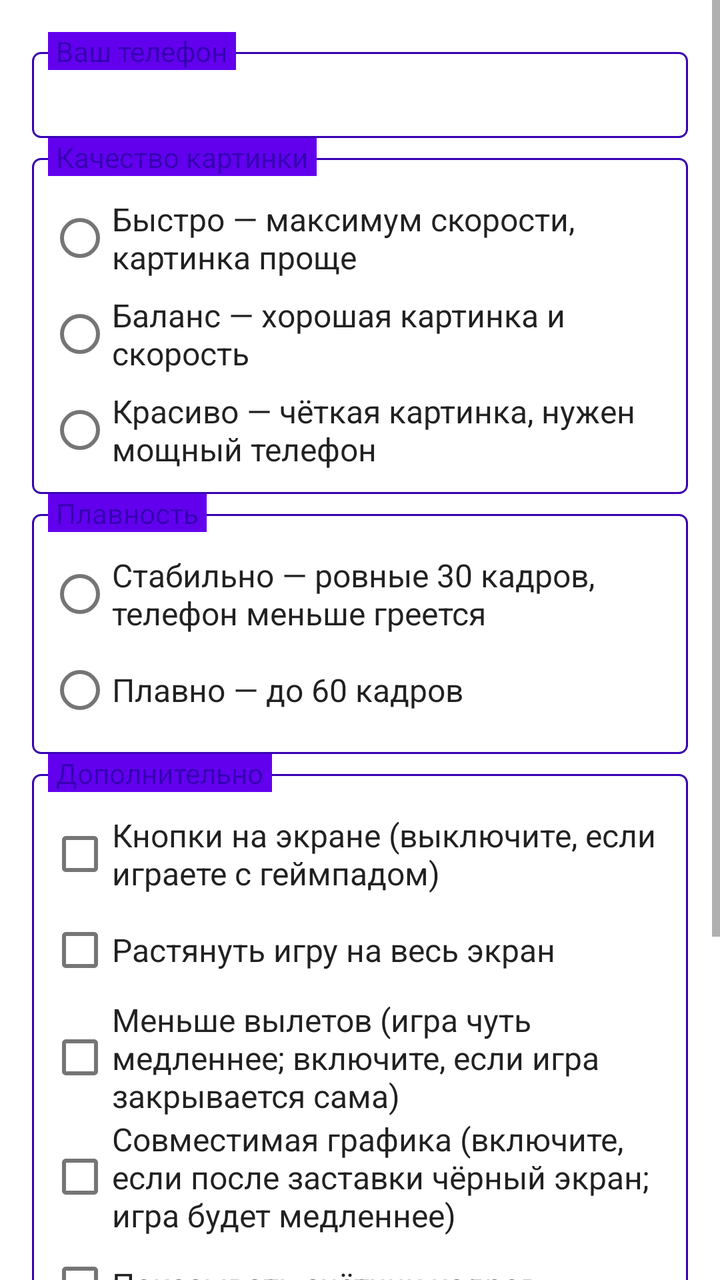
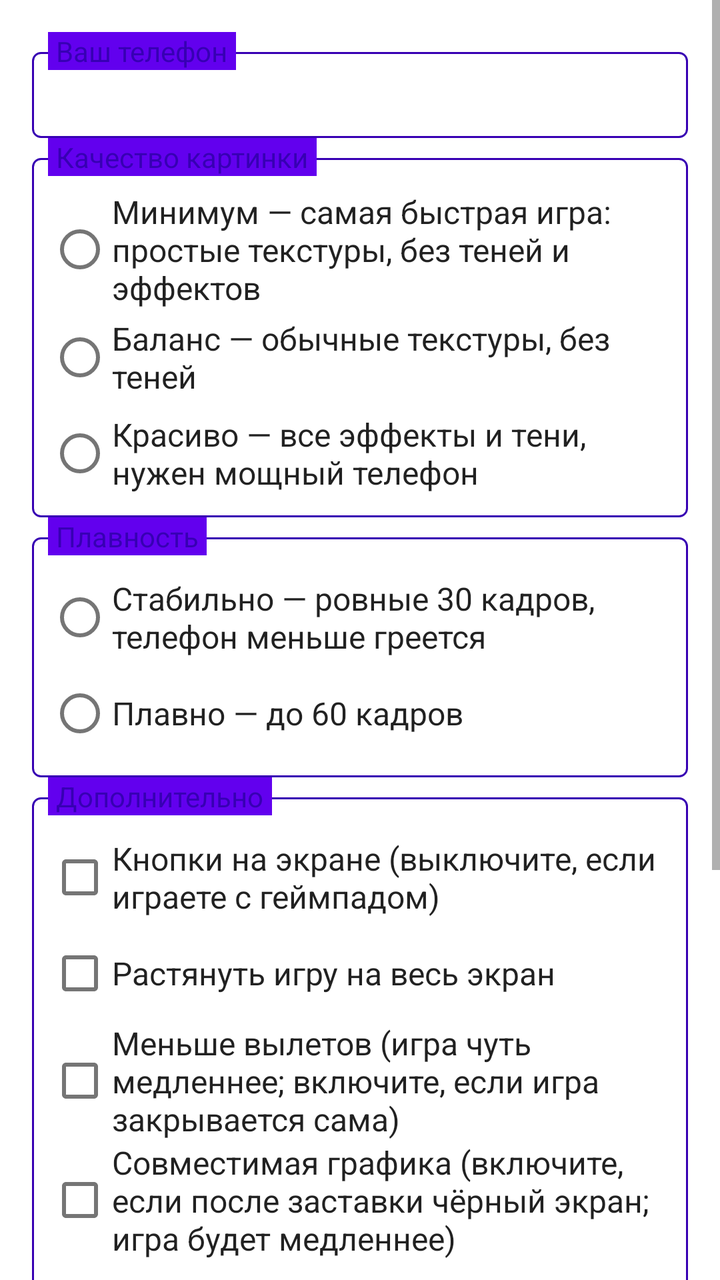

Two renders of the same Android screen: before a commit and after it. Below are the layout's source before the change and the commit's diff.
<!-- AndroidManifest.xml: fallback theme Theme.MaterialComponents.DayNight.NoActionBar -->
<!-- res/layout/game_settings_fragment.xml -->
<?xml version="1.0" encoding="utf-8"?>
<ScrollView xmlns:android="http://schemas.android.com/apk/res/android"
    android:layout_width="match_parent"
    android:layout_height="match_parent">

    <LinearLayout
        android:layout_width="match_parent"
        android:layout_height="wrap_content"
        android:orientation="vertical"
        android:padding="16dp">

        <FrameLayout
            android:layout_width="match_parent"
            android:layout_height="wrap_content">

            <LinearLayout style="@style/FieldSet">
                <TextView
                    android:id="@+id/TVDeviceInfo"
                    android:layout_width="match_parent"
                    android:layout_height="wrap_content"
                    android:lineSpacingExtra="2dp" />
            </LinearLayout>

            <TextView
                style="@style/FieldSetLabel"
                android:text="@string/gs_your_phone" />
        </FrameLayout>

        <FrameLayout
            android:layout_width="match_parent"
            android:layout_height="wrap_content">

            <LinearLayout style="@style/FieldSet">
                <RadioGroup
                    android:id="@+id/RGQuality"
                    android:layout_width="match_parent"
                    android:layout_height="wrap_content">

                    <RadioButton
                        android:id="@+id/RBQualityFast"
                        style="@style/RadioButton"
                        android:layout_width="match_parent"
                        android:layout_height="wrap_content"
                        android:text="@string/gs_quality_fast" />

                    <RadioButton
                        android:id="@+id/RBQualityBalanced"
                        style="@style/RadioButton"
                        android:layout_width="match_parent"
                        android:layout_height="wrap_content"
                        android:text="@string/gs_quality_balanced" />

                    <RadioButton
                        android:id="@+id/RBQualityBeautiful"
                        style="@style/RadioButton"
                        android:layout_width="match_parent"
                        android:layout_height="wrap_content"
                        android:text="@string/gs_quality_beautiful" />
                </RadioGroup>
            </LinearLayout>

            <TextView
                style="@style/FieldSetLabel"
                android:text="@string/gs_quality" />
        </FrameLayout>

        <FrameLayout
            android:layout_width="match_parent"
            android:layout_height="wrap_content">

            <LinearLayout style="@style/FieldSet">
                <RadioGroup
                    android:id="@+id/RGFPS"
                    android:layout_width="match_parent"
                    android:layout_height="wrap_content">

                    <RadioButton
                        android:id="@+id/RBFPS30"
                        style="@style/RadioButton"
                        android:layout_width="match_parent"
                        android:layout_height="wrap_content"
                        android:text="@string/gs_fps_30" />

                    <RadioButton
                        android:id="@+id/RBFPS60"
                        style="@style/RadioButton"
                        android:layout_width="match_parent"
                        android:layout_height="wrap_content"
                        android:text="@string/gs_fps_60" />
                </RadioGroup>
            </LinearLayout>

            <TextView
                style="@style/FieldSetLabel"
                android:text="@string/gs_smoothness" />
        </FrameLayout>

        <FrameLayout
            android:layout_width="match_parent"
            android:layout_height="wrap_content">

            <LinearLayout style="@style/FieldSet">
                <CheckBox
                    android:id="@+id/CBTouchControls"
                    style="@style/CheckBox"
                    android:layout_width="match_parent"
                    android:layout_height="wrap_content"
                    android:text="@string/gs_touch_controls" />

                <CheckBox
                    android:id="@+id/CBFullscreen"
                    style="@style/CheckBox"
                    android:layout_width="match_parent"
                    android:layout_height="wrap_content"
                    android:text="@string/gs_fullscreen" />

                <CheckBox
                    android:id="@+id/CBFewerCrashes"
                    style="@style/CheckBox"
                    android:layout_width="match_parent"
                    android:layout_height="wrap_content"
                    android:text="@string/gs_fewer_crashes" />

                <CheckBox
                    android:id="@+id/CBCompatibleGraphics"
                    style="@style/CheckBox"
                    android:layout_width="match_parent"
                    android:layout_height="wrap_content"
                    android:text="@string/gs_compatible_graphics" />

                <CheckBox
                    android:id="@+id/CBShowFPS"
                    style="@style/CheckBox"
                    android:layout_width="match_parent"
                    android:layout_height="wrap_content"
                    android:text="@string/gs_show_fps" />
            </LinearLayout>

            <TextView
                style="@style/FieldSetLabel"
                android:text="@string/gs_extra" />
        </FrameLayout>

        <Button
            android:id="@+id/BTPlay"
            style="@style/ButtonPositive"
            android:layout_width="match_parent"
            android:layout_height="wrap_content"
            android:layout_marginTop="8dp"
            android:text="@string/gs_save_and_play" />

        <Button
            android:id="@+id/BTAuto"
            style="@style/ButtonNeutral"
            android:layout_width="match_parent"
            android:layout_height="wrap_content"
            android:layout_marginTop="8dp"
            android:text="@string/gs_auto" />

        <Button
            android:id="@+id/BTAdvanced"
            style="@style/ButtonNeutral"
            android:layout_width="match_parent"
            android:layout_height="wrap_content"
            android:layout_marginTop="24dp"
            android:text="@string/gs_advanced" />
    </LinearLayout>
</ScrollView>
<!-- resources referenced by this layout -->
<resources>
  <string name="gs_advanced">Расширенные настройки (для опытных)</string>
  <string name="gs_auto">Подобрать автоматически</string>
  <string name="gs_compatible_graphics">Совместимая графика (включите, если после заставки чёрный экран; игра будет медленнее)</string>
  <string name="gs_extra">Дополнительно</string>
  <string name="gs_fewer_crashes">Меньше вылетов (игра чуть медленнее; включите, если игра закрывается сама)</string>
  <string name="gs_fps_30">Стабильно — ровные 30 кадров, телефон меньше греется</string>
  <string name="gs_fps_60">Плавно — до 60 кадров</string>
  <string name="gs_fullscreen">Растянуть игру на весь экран</string>
  <string name="gs_quality">Качество картинки</string>
  <string name="gs_quality_balanced">Баланс — хорошая картинка и скорость</string>
  <string name="gs_quality_beautiful">Красиво — чёткая картинка, нужен мощный телефон</string>
  <string name="gs_quality_fast">Быстро — максимум скорости, картинка проще</string>
  <string name="gs_save_and_play">Сохранить и играть</string>
  <string name="gs_show_fps">Показывать счётчик кадров</string>
  <string name="gs_smoothness">Плавность</string>
  <string name="gs_touch_controls">Кнопки на экране (выключите, если играете с геймпадом)</string>
  <string name="gs_your_phone">Ваш телефон</string>
  <style name="ButtonNeutral" parent="BaseButton">
          <item name="android:background">@drawable/button_neutral</item>
          <item name="android:textColor">#ffffff</item>
      </style>
  <style name="ButtonPositive" parent="BaseButton">
          <item name="android:background">@drawable/button_positive</item>
          <item name="android:textColor">#ffffff</item>
      </style>
  <style name="CheckBox" parent="@android:style/Widget.CompoundButton.CheckBox">
          <item name="android:textSize">16sp</item>
          <item name="android:textColor">?attr/colorPrimaryText</item>
      </style>
  <style name="RadioButton" parent="@android:style/Widget.CompoundButton.RadioButton">
          <item name="android:textSize">16sp</item>
          <item name="android:textColor">?attr/colorPrimaryText</item>
          <item name="android:paddingRight">8dp</item>
      </style>
  <!-- drawable button_neutral (drawable) -->
  <?xml version="1.0" encoding="utf-8"?>
  <selector xmlns:android="http://schemas.android.com/apk/res/android" >
      <item android:state_pressed="true" android:drawable="@drawable/button_neutral_pressed" />
      <item android:state_focused="true" android:drawable="@drawable/button_neutral_normal" />
      <item android:drawable="@drawable/button_neutral_normal" />
  </selector>
  <!-- drawable button_positive (drawable) -->
  <?xml version="1.0" encoding="utf-8"?>
  <selector xmlns:android="http://schemas.android.com/apk/res/android" >
      <item android:state_pressed="true" android:drawable="@drawable/button_positive_pressed" />
      <item android:state_focused="true" android:drawable="@drawable/button_positive_normal" />
      <item android:drawable="@drawable/button_positive_normal" />
  </selector>
  <!-- drawable bordered_panel (drawable) -->
  <?xml version="1.0" encoding="utf-8"?>
  <shape xmlns:android="http://schemas.android.com/apk/res/android"
      android:shape="rectangle">
      <corners android:radius="4dp" />
      <stroke android:width="1dp" android:color="?attr/colorPrimaryVariant" />
  </shape>
  <!-- unchanged entries left out for length: 7 -->
</resources>

<!-- the commit's change to res/layout/game_settings_fragment.xml (unified diff, before → after) -->
@@ -141,6 +141,12 @@
                 android:text="@string/gs_extra" />
         </FrameLayout>
 
+        <TextView
+            android:layout_width="match_parent"
+            android:layout_height="wrap_content"
+            android:layout_marginTop="4dp"
+            android:text="@string/gs_settings_hint" />
+
         <Button
             android:id="@+id/BTPlay"
             style="@style/ButtonPositive"
<!-- resource entries referenced after the edit -->
@@ -9,10 +9,11 @@
   <string name="gs_fps_60">Плавно — до 60 кадров</string>
   <string name="gs_fullscreen">Растянуть игру на весь экран</string>
   <string name="gs_quality">Качество картинки</string>
-  <string name="gs_quality_balanced">Баланс — хорошая картинка и скорость</string>
-  <string name="gs_quality_beautiful">Красиво — чёткая картинка, нужен мощный телефон</string>
-  <string name="gs_quality_fast">Быстро — максимум скорости, картинка проще</string>
+  <string name="gs_quality_balanced">Баланс — обычные текстуры, без теней</string>
+  <string name="gs_quality_beautiful">Красиво — все эффекты и тени, нужен мощный телефон</string>
+  <string name="gs_quality_fast">Минимум — самая быстрая игра: простые текстуры, без теней и эффектов</string>
   <string name="gs_save_and_play">Сохранить и играть</string>
+  <string name="gs_settings_hint">Игра запускается сразу с иконки приложения. Чтобы открыть эти настройки, зажмите иконку приложения и выберите «Настройки игры».</string>
   <string name="gs_show_fps">Показывать счётчик кадров</string>
   <string name="gs_smoothness">Плавность</string>
   <string name="gs_touch_controls">Кнопки на экране (выключите, если играете с геймпадом)</string>
